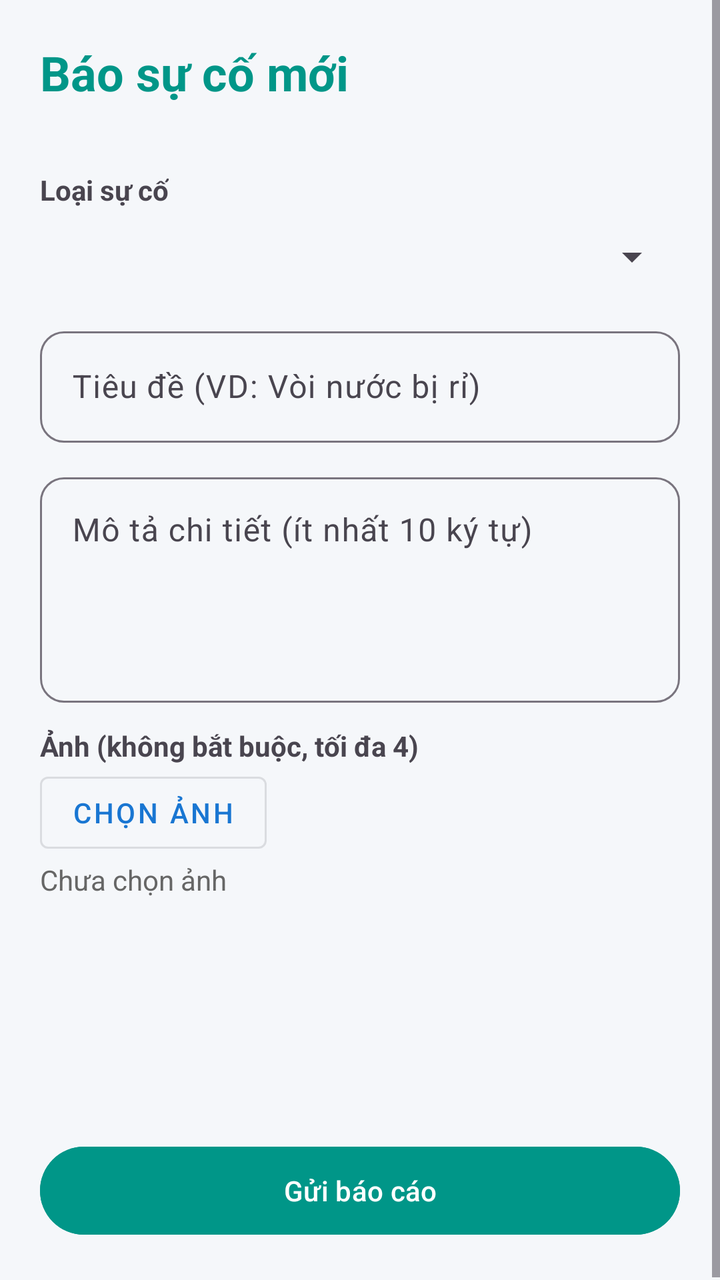
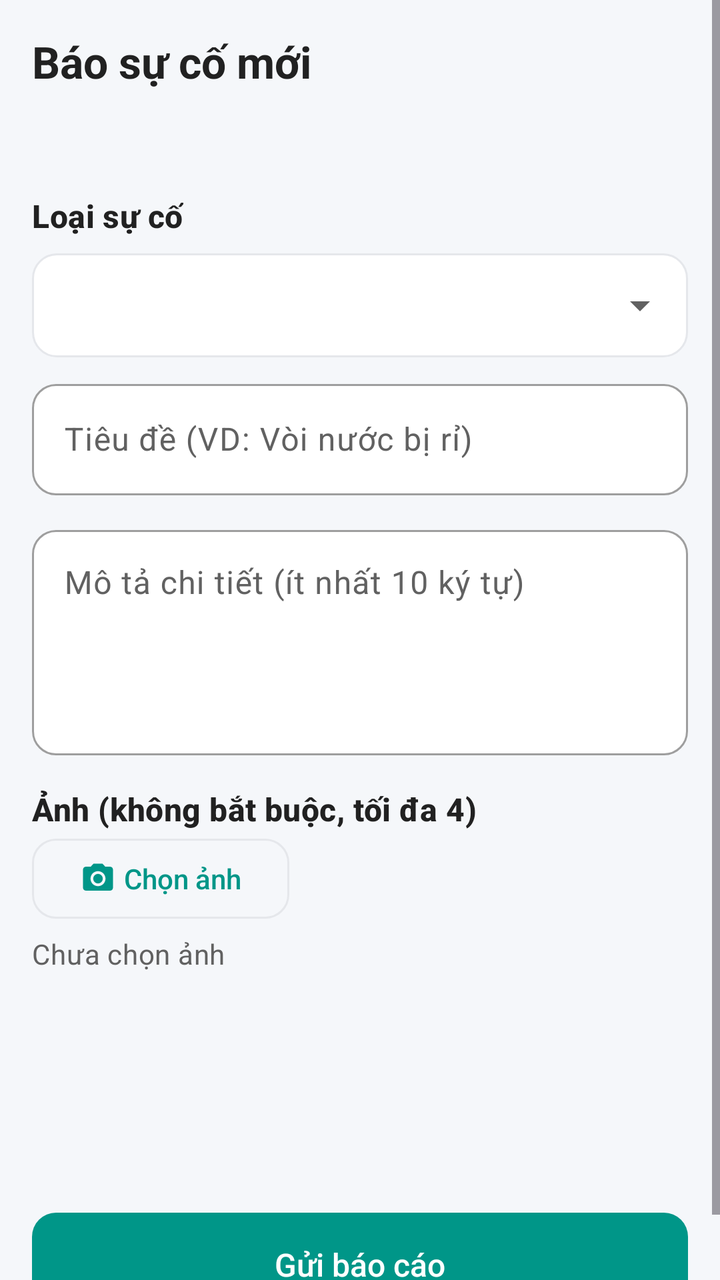

Before-and-after screenshots of an Android layout around one commit, followed by the original layout XML and the change that was made.
<!-- AndroidManifest.xml: application theme Theme.QLPT -->
<!-- res/layout/activity_create_incident.xml -->
<?xml version="1.0" encoding="utf-8"?>
<ScrollView xmlns:android="http://schemas.android.com/apk/res/android"
    android:layout_width="match_parent"
    android:layout_height="match_parent"
    android:background="#F5F7FA"
    android:fillViewport="true">

    <LinearLayout
        android:layout_width="match_parent"
        android:layout_height="wrap_content"
        android:orientation="vertical"
        android:padding="20dp">

        <TextView
            android:layout_width="wrap_content"
            android:layout_height="wrap_content"
            android:text="Báo sự cố mới"
            android:textColor="#009688"
            android:textSize="24sp"
            android:textStyle="bold" />

        <TextView
            android:id="@+id/tvRoom"
            android:layout_width="match_parent"
            android:layout_height="wrap_content"
            android:layout_marginTop="6dp"
            android:layout_marginBottom="8dp"
            android:textStyle="bold" />

        <TextView
            android:layout_width="wrap_content"
            android:layout_height="wrap_content"
            android:text="Loại sự cố"
            android:textStyle="bold" />

        <Spinner
            android:id="@+id/spCategory"
            android:layout_width="match_parent"
            android:layout_height="48dp" />

        <com.google.android.material.textfield.TextInputLayout
            android:layout_width="match_parent"
            android:layout_height="wrap_content"
            android:layout_marginTop="8dp"
            android:hint="Tiêu đề (VD: Vòi nước bị rỉ)">

            <com.google.android.material.textfield.TextInputEditText
                android:id="@+id/edtTitle"
                android:layout_width="match_parent"
                android:layout_height="wrap_content"
                android:inputType="textCapSentences" />
        </com.google.android.material.textfield.TextInputLayout>

        <com.google.android.material.textfield.TextInputLayout
            android:layout_width="match_parent"
            android:layout_height="wrap_content"
            android:layout_marginTop="12dp"
            android:hint="Mô tả chi tiết (ít nhất 10 ký tự)">

            <com.google.android.material.textfield.TextInputEditText
                android:id="@+id/edtDescription"
                android:layout_width="match_parent"
                android:layout_height="wrap_content"
                android:gravity="top"
                android:inputType="textMultiLine"
                android:minLines="4" />
        </com.google.android.material.textfield.TextInputLayout>

        <TextView
            android:layout_width="wrap_content"
            android:layout_height="wrap_content"
            android:layout_marginTop="12dp"
            android:text="Ảnh (không bắt buộc, tối đa 4)"
            android:textStyle="bold" />

        <Button
            android:id="@+id/btnPickImages"
            style="@style/Widget.MaterialComponents.Button.OutlinedButton"
            android:layout_width="wrap_content"
            android:layout_height="wrap_content"
            android:text="Chọn ảnh" />

        <TextView
            android:id="@+id/tvImageCount"
            android:layout_width="wrap_content"
            android:layout_height="wrap_content"
            android:text="Chưa chọn ảnh"
            android:textColor="#666666" />

        <androidx.recyclerview.widget.RecyclerView
            android:id="@+id/rvImages"
            android:layout_width="match_parent"
            android:layout_height="96dp"
            android:layout_marginTop="8dp"
            android:orientation="horizontal" />

        <Button
            android:id="@+id/btnSubmit"
            android:layout_width="match_parent"
            android:layout_height="52dp"
            android:layout_marginTop="16dp"
            android:backgroundTint="#009688"
            android:text="Gửi báo cáo" />

        <ProgressBar
            android:id="@+id/progress"
            android:layout_width="wrap_content"
            android:layout_height="wrap_content"
            android:layout_gravity="center"
            android:layout_marginTop="12dp"
            android:visibility="gone" />
    </LinearLayout>
</ScrollView>
<!-- resources referenced by this layout -->
<resources>
  <style name="Base.Theme.QLPT" parent="Theme.Material3.DayNight.NoActionBar">
          <item name="colorPrimary">@color/colorPrimary</item>
          <item name="colorPrimaryDark">@color/colorPrimaryDark</item>
          <item name="colorAccent">@color/colorAccent</item>
          <item name="android:statusBarColor">@color/colorPrimaryDark</item>
          <item name="textInputStyle">@style/App.TextInput</item>
      </style>
  <color name="colorPrimary">#1976D2</color>
  <color name="colorPrimaryDark">#1565C0</color>
  <color name="colorAccent">#FF6F00</color>
  <style name="App.TextInput" parent="Widget.Material3.TextInputLayout.OutlinedBox">
          <item name="boxCornerRadiusTopStart">12dp</item>
          <item name="boxCornerRadiusTopEnd">12dp</item>
          <item name="boxCornerRadiusBottomStart">12dp</item>
          <item name="boxCornerRadiusBottomEnd">12dp</item>
      </style>
  <!-- unchanged entries left out for length: 1 -->
</resources>

<!-- the commit's change to res/layout/activity_create_incident.xml (unified diff, before → after) -->
@@ -1,23 +1,24 @@
 <?xml version="1.0" encoding="utf-8"?>
-<ScrollView xmlns:android="http://schemas.android.com/apk/res/android"
+<ScrollView
+    xmlns:android="http://schemas.android.com/apk/res/android"
+    xmlns:app="http://schemas.android.com/apk/res-auto"
     android:layout_width="match_parent"
     android:layout_height="match_parent"
-    android:background="#F5F7FA"
-    android:fillViewport="true">
+    android:background="@color/qlpt_background"
+    android:fillViewport="true"
+    android:fitsSystemWindows="true">
 
     <LinearLayout
         android:layout_width="match_parent"
         android:layout_height="wrap_content"
         android:orientation="vertical"
-        android:padding="20dp">
+        android:padding="16dp">
 
         <TextView
             android:layout_width="wrap_content"
             android:layout_height="wrap_content"
             android:text="Báo sự cố mới"
-            android:textColor="#009688"
-            android:textSize="24sp"
-            android:textStyle="bold" />
+            android:textAppearance="@style/TextAppearance.QLPT.ScreenTitle" />
 
         <TextView
             android:id="@+id/tvRoom"
@@ -25,18 +26,22 @@
             android:layout_height="wrap_content"
             android:layout_marginTop="6dp"
             android:layout_marginBottom="8dp"
-            android:textStyle="bold" />
+            android:textStyle="bold"
+            android:textAppearance="@style/TextAppearance.QLPT.CardTitle" />
 
         <TextView
             android:layout_width="wrap_content"
             android:layout_height="wrap_content"
             android:text="Loại sự cố"
-            android:textStyle="bold" />
+            android:textAppearance="@style/TextAppearance.QLPT.SectionTitle"
+            android:layout_marginTop="16dp" />
 
         <Spinner
             android:id="@+id/spCategory"
+            style="@style/Widget.QLPT.Spinner"
             android:layout_width="match_parent"
-            android:layout_height="48dp" />
+            android:layout_height="52dp"
+            android:layout_marginTop="8dp" />
 
         <com.google.android.material.textfield.TextInputLayout
             android:layout_width="match_parent"
@@ -69,23 +74,25 @@
         <TextView
             android:layout_width="wrap_content"
             android:layout_height="wrap_content"
-            android:layout_marginTop="12dp"
+            android:layout_marginTop="16dp"
             android:text="Ảnh (không bắt buộc, tối đa 4)"
-            android:textStyle="bold" />
+            android:textAppearance="@style/TextAppearance.QLPT.SectionTitle" />
 
         <Button
             android:id="@+id/btnPickImages"
-            style="@style/Widget.MaterialComponents.Button.OutlinedButton"
+            style="@style/Widget.QLPT.Button.Outlined"
             android:layout_width="wrap_content"
             android:layout_height="wrap_content"
-            android:text="Chọn ảnh" />
+            android:text="Chọn ảnh"
+            app:icon="@drawable/ic_camera" />
 
         <TextView
             android:id="@+id/tvImageCount"
             android:layout_width="wrap_content"
             android:layout_height="wrap_content"
             android:text="Chưa chọn ảnh"
-            android:textColor="#666666" />
+            android:textAppearance="@style/TextAppearance.QLPT.Body"
+            android:layout_marginTop="4dp" />
 
         <androidx.recyclerview.widget.RecyclerView
             android:id="@+id/rvImages"
@@ -96,10 +103,10 @@
 
         <Button
             android:id="@+id/btnSubmit"
+            style="@style/Widget.QLPT.Button.Large"
             android:layout_width="match_parent"
-            android:layout_height="52dp"
+            android:layout_height="wrap_content"
             android:layout_marginTop="16dp"
-            android:backgroundTint="#009688"
             android:text="Gửi báo cáo" />
 
         <ProgressBar
<!-- resource entries referenced after the edit -->
@@ -1,21 +1,175 @@
 <!-- resources referenced by this layout -->
 <resources>
-  <style name="Base.Theme.QLPT" parent="Theme.Material3.DayNight.NoActionBar">
+  <color name="qlpt_background">#F5F7FA</color>
+  <!-- drawable ic_camera (drawable) -->
+  <vector xmlns:android="http://schemas.android.com/apk/res/android"
+      android:width="24dp"
+      android:height="24dp"
+      android:viewportWidth="24"
+      android:viewportHeight="24">
+      <path
+          android:fillColor="#FF000000"
+          android:pathData="M12,12m-3.2,0a3.2,3.2 0,1 1,6.4 0a3.2,3.2 0,1 1,-6.4 0" />
+      <path
+          android:fillColor="#FF000000"
+          android:pathData="M9,2L7.17,4H4c-1.1,0 -2,0.9 -2,2v12c0,1.1 0.9,2 2,2h16c1.1,0 2,-0.9 2,-2V6c0,-1.1 -0.9,-2 -2,-2h-3.17L15,2H9zm3,15c-2.76,0 -5,-2.24 -5,-5s2.24,-5 5,-5 5,2.24 5,5 -2.24,5 -5,5z" />
+  </vector>
+  <style name="TextAppearance.QLPT.Body" parent="TextAppearance.Material3.BodyMedium">
+          <item name="android:textSize">14sp</item>
+          <item name="android:textColor">@color/qlpt_text_secondary</item>
+      </style>
+  <style name="TextAppearance.QLPT.CardTitle" parent="TextAppearance.Material3.TitleMedium">
+          <item name="android:textSize">16sp</item>
+          <item name="android:textColor">@color/qlpt_text</item>
+      </style>
+  <style name="TextAppearance.QLPT.ScreenTitle" parent="TextAppearance.Material3.HeadlineSmall">
+          <item name="android:textSize">22sp</item>
+          <item name="android:textStyle">bold</item>
+          <item name="android:textColor">@color/qlpt_text</item>
+      </style>
+  <style name="TextAppearance.QLPT.SectionTitle" parent="TextAppearance.Material3.TitleMedium">
+          <item name="android:textSize">16sp</item>
+          <item name="android:textStyle">bold</item>
+          <item name="android:textColor">@color/qlpt_text</item>
+      </style>
+  <style name="Widget.QLPT.Button.Large">
+          <item name="android:minHeight">52dp</item>
+          <item name="android:insetTop">0dp</item>
+          <item name="android:insetBottom">0dp</item>
+          <item name="android:textSize">16sp</item>
+      </style>
+  <style name="Widget.QLPT.Button.Outlined" parent="Widget.Material3.Button.OutlinedButton">
+          <item name="cornerRadius">12dp</item>
+          <item name="android:textAllCaps">false</item>
+          <item name="android:letterSpacing">0</item>
+          <item name="strokeColor">@color/qlpt_border</item>
+      </style>
+  <style name="Widget.QLPT.Spinner" parent="Widget.AppCompat.Spinner">
+          <item name="android:background">@drawable/bg_spinner</item>
+          <item name="android:minHeight">52dp</item>
+          <item name="android:paddingStart">12dp</item>
+          <item name="android:paddingEnd">40dp</item>
+      </style>
+  <color name="qlpt_text_secondary">#616161</color>
+  <color name="qlpt_text">#212121</color>
+  <color name="qlpt_border">#E5E7EB</color>
+  <!-- drawable bg_spinner (drawable) -->
+  <?xml version="1.0" encoding="utf-8"?>
+  <layer-list xmlns:android="http://schemas.android.com/apk/res/android">
+      <item>
+          <shape android:shape="rectangle">
+              <solid android:color="@color/qlpt_surface" />
+              <stroke
+                  android:width="1dp"
+                  android:color="@color/qlpt_border" />
+              <corners android:radius="12dp" />
+          </shape>
+      </item>
+      <item
+          android:width="24dp"
+          android:height="24dp"
+          android:end="12dp"
+          android:gravity="end|center_vertical"
+          android:drawable="@drawable/ic_arrow_drop_down" />
+  </layer-list>
+  <style name="Base.Theme.QLPT" parent="Theme.Material3.Light.NoActionBar">
+          
           <item name="colorPrimary">@color/colorPrimary</item>
+          <item name="colorOnPrimary">@color/qlpt_surface</item>
+          <item name="colorPrimaryContainer">@color/qlpt_primary_container</item>
+          <item name="colorOnPrimaryContainer">@color/qlpt_on_primary_container</item>
           <item name="colorPrimaryDark">@color/colorPrimaryDark</item>
           <item name="colorAccent">@color/colorAccent</item>
+  
+          
+          <item name="colorSecondary">@color/qlpt_accent</item>
+          <item name="colorOnSecondary">@color/qlpt_surface</item>
+          <item name="colorSecondaryContainer">@color/qlpt_primary_container</item>
+          <item name="colorOnSecondaryContainer">@color/qlpt_on_primary_container</item>
+  
+          <item name="colorError">@color/qlpt_error</item>
+  
+          
+          <item name="android:colorBackground">@color/qlpt_background</item>
+          <item name="colorSurface">@color/qlpt_surface</item>
+          <item name="colorSurfaceContainer">@color/qlpt_surface</item>
+          <item name="colorOnSurface">@color/qlpt_text</item>
+          <item name="colorOnSurfaceVariant">@color/qlpt_text_secondary</item>
+          <item name="colorOutline">@color/qlpt_text_hint</item>
+          <item name="colorOutlineVariant">@color/qlpt_border</item>
+  
+          
           <item name="android:statusBarColor">@color/colorPrimaryDark</item>
+          <item name="android:windowLightStatusBar">@bool/qlpt_light_status_bar</item>
+  
+          
+          <item name="materialButtonStyle">@style/Widget.QLPT.Button</item>
+          <item name="materialButtonOutlinedStyle">@style/Widget.QLPT.Button.Outlined</item>
+          <item name="materialCardViewStyle">@style/Widget.QLPT.Card</item>
           <item name="textInputStyle">@style/App.TextInput</item>
+          <item name="bottomNavigationStyle">@style/Widget.QLPT.BottomNav</item>
+          <item name="bottomSheetDialogTheme">@style/ThemeOverlay.QLPT.BottomSheetDialog</item>
       </style>
-  <color name="colorPrimary">#1976D2</color>
-  <color name="colorPrimaryDark">#1565C0</color>
-  <color name="colorAccent">#FF6F00</color>
+  <color name="qlpt_surface">#FFFFFF</color>
+  <!-- drawable ic_arrow_drop_down (drawable) -->
+  <?xml version="1.0" encoding="utf-8"?>
+  <vector xmlns:android="http://schemas.android.com/apk/res/android"
+      android:width="24dp"
+      android:height="24dp"
+      android:viewportWidth="24"
+      android:viewportHeight="24">
+      <path
+          android:fillColor="@color/qlpt_text_secondary"
+          android:pathData="M7,10l5,5 5,-5z" />
+  </vector>
+  <color name="colorPrimary">@color/qlpt_primary</color>
+  <color name="qlpt_primary_container">#E0F2F1</color>
+  <color name="qlpt_on_primary_container">#00695C</color>
+  <color name="colorPrimaryDark">@color/qlpt_primary_dark</color>
+  <color name="colorAccent">@color/qlpt_accent</color>
+  <color name="qlpt_accent">#F57C00</color>
+  <color name="qlpt_error">#E53935</color>
+  <color name="qlpt_text_hint">#9E9E9E</color>
+  <style name="Widget.QLPT.Button" parent="Widget.Material3.Button">
+          <item name="cornerRadius">12dp</item>
+          <item name="android:textAllCaps">false</item>
+          <item name="android:letterSpacing">0</item>
+      </style>
+  <style name="Widget.QLPT.Card" parent="Widget.Material3.CardView.Outlined">
+          <item name="cardCornerRadius">12dp</item>
+          <item name="cardElevation">0dp</item>
+          <item name="strokeWidth">1dp</item>
+          <item name="strokeColor">@color/qlpt_border</item>
+          <item name="cardBackgroundColor">@color/qlpt_surface</item>
+      </style>
   <style name="App.TextInput" parent="Widget.Material3.TextInputLayout.OutlinedBox">
+          
+          <item name="boxBackgroundColor">@color/qlpt_surface</item>
           <item name="boxCornerRadiusTopStart">12dp</item>
           <item name="boxCornerRadiusTopEnd">12dp</item>
           <item name="boxCornerRadiusBottomStart">12dp</item>
           <item name="boxCornerRadiusBottomEnd">12dp</item>
       </style>
+  <style name="Widget.QLPT.BottomNav" parent="Widget.Material3.BottomNavigationView">
+          <item name="backgroundTint">@color/qlpt_surface</item>
+          <item name="elevation">8dp</item>
+      </style>
+  <style name="ThemeOverlay.QLPT.BottomSheetDialog" parent="ThemeOverlay.Material3.BottomSheetDialog">
+          <item name="bottomSheetStyle">@style/Widget.QLPT.BottomSheet</item>
+      </style>
+  <color name="qlpt_primary">#009688</color>
+  <color name="qlpt_primary_dark">#00796B</color>
+  <style name="Widget.QLPT.BottomSheet" parent="Widget.Material3.BottomSheet.Modal">
+          <item name="backgroundTint">@color/qlpt_surface</item>
+          <item name="shapeAppearance">@style/ShapeAppearance.QLPT.BottomSheet</item>
+      </style>
+  <style name="ShapeAppearance.QLPT.BottomSheet" parent="">
+          <item name="cornerFamily">rounded</item>
+          <item name="cornerSizeTopLeft">24dp</item>
+          <item name="cornerSizeTopRight">24dp</item>
+          <item name="cornerSizeBottomLeft">0dp</item>
+          <item name="cornerSizeBottomRight">0dp</item>
+      </style>
   <!-- unchanged entries left out for length: 1 -->
 </resources>
 
